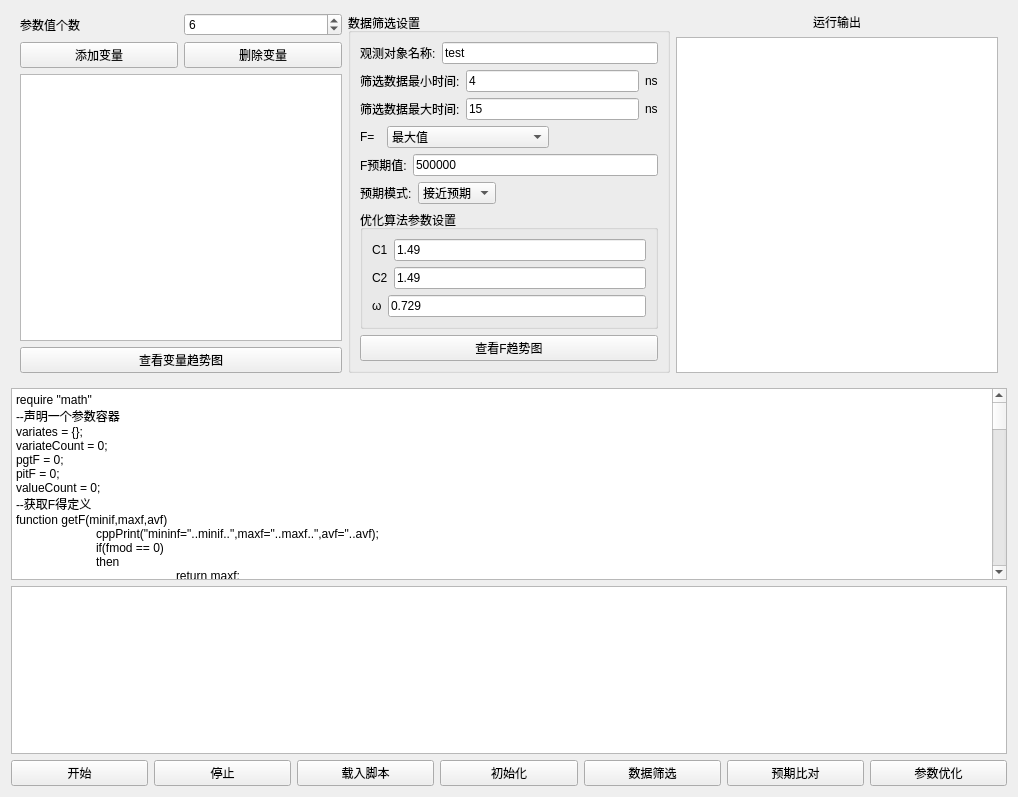
Qt form src/SmartContorl/SmartContorlUI.ui (BeQuiet1228/FreeCAD) before a commit.
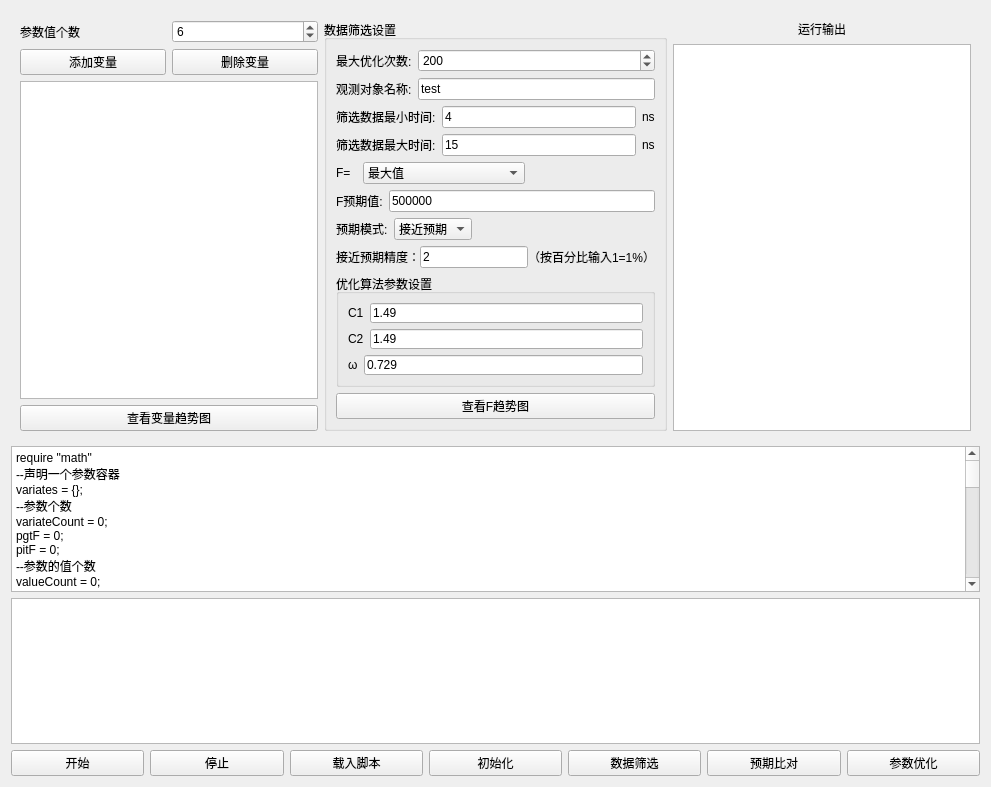
The same form after that commit. Custom widgets are drawn as their Qt base class.

Commit message: 更改优化算法模块 1.增加最大优化次数选择 2.增加接近预期精度设置 3.对话框增加最小化按钮

What changed in the file:
```diff
--- a/src/SmartContorl/SmartContorlUI.ui
+++ b/src/SmartContorl/SmartContorlUI.ui
@@ -6,17 +6,14 @@
    <rect>
     <x>0</x>
     <y>0</y>
-    <width>1018</width>
-    <height>797</height>
+    <width>991</width>
+    <height>787</height>
    </rect>
   </property>
   <property name="windowTitle">
    <string>Form</string>
   </property>
-  <layout class="QVBoxLayout" name="verticalLayout" stretch="0,0,1,0">
-   <property name="topMargin">
-    <number>4</number>
-   </property>
+  <layout class="QVBoxLayout" name="verticalLayout">
    <item>
     <widget class="QWidget" name="widget" native="true">
      <property name="sizePolicy">
@@ -90,6 +87,39 @@
            <string>数据筛选设置</string>
           </property>
           <layout class="QVBoxLayout" name="verticalLayout_3">
+           <item>
+            <layout class="QHBoxLayout" name="horizontalLayout_15">
+             <item>
+              <widget class="QLabel" name="label_16">
+               <property name="sizePolicy">
+                <sizepolicy hsizetype="Minimum" vsizetype="Preferred">
+                 <horstretch>0</horstretch>
+                 <verstretch>0</verstretch>
+                </sizepolicy>
+               </property>
+               <property name="text">
+                <string>最大优化次数:</string>
+               </property>
+              </widget>
+             </item>
+             <item>
+              <widget class="QSpinBox" name="spinBoxOptimizeCount">
+               <property name="sizePolicy">
+                <sizepolicy hsizetype="Expanding" vsizetype="Fixed">
+                 <horstretch>0</horstretch>
+                 <verstretch>0</verstretch>
+                </sizepolicy>
+               </property>
+               <property name="maximum">
+                <number>10000</number>
+               </property>
+               <property name="value">
+                <number>200</number>
+               </property>
+              </widget>
+             </item>
+            </layout>
+           </item>
            <item>
             <layout class="QHBoxLayout" name="horizontalLayout_4">
              <item>
@@ -283,8 +313,62 @@
              </item>
             </layout>
            </item>
+           <item>
+            <widget class="QWidget" name="widgetAccuracy" native="true">
+             <layout class="QHBoxLayout" name="horizontalLayout_16">
+              <property name="spacing">
+               <number>0</number>
+              </property>
+              <property name="leftMargin">
+               <number>0</number>
+              </property>
+              <property name="topMargin">
+               <number>0</number>
+              </property>
+              <property name="rightMargin">
+               <number>0</number>
+              </property>
+              <property name="bottomMargin">
+               <number>0</number>
+              </property>
+              <item>
+               <widget class="QLabel" name="label_14">
+                <property name="text">
+                 <string>接近预期精度：</string>
+                </property>
+               </widget>
+              </item>
+              <item>
+               <widget class="QLineEdit" name="lineEditAccuracy">
+                <property name="text">
+                 <string>2</string>
+                </property>
+               </widget>
+              </item>
+              <item>
+               <widget class="QLabel" name="label_15">
+                <property name="text">
+                 <string>（按百分比输入1=1%）</string>
+                </property>
+               </widget>
+              </item>
+             </layout>
+            </widget>
+           </item>
            <item>
             <widget class="QGroupBox" name="groupBox_2">
+             <property name="sizePolicy">
+              <sizepolicy hsizetype="Preferred" vsizetype="Minimum">
+               <horstretch>0</horstretch>
+               <verstretch>0</verstretch>
+              </sizepolicy>
+             </property>
+             <property name="minimumSize">
+              <size>
+               <width>0</width>
+               <height>0</height>
+              </size>
+             </property>
              <property name="title">
               <string>优化算法参数设置</string>
              </property>
@@ -300,6 +384,12 @@
                 </item>
                 <item>
                  <widget class="QLineEdit" name="lineEditC1">
+                  <property name="sizePolicy">
+                   <sizepolicy hsizetype="Expanding" vsizetype="Minimum">
+                    <horstretch>0</horstretch>
+                    <verstretch>0</verstretch>
+                   </sizepolicy>
+                  </property>
                   <property name="text">
                    <string>1.49</string>
                   </property>
@@ -318,6 +408,12 @@
                 </item>
                 <item>
                  <widget class="QLineEdit" name="lineEditC2">
+                  <property name="sizePolicy">
+                   <sizepolicy hsizetype="Expanding" vsizetype="Minimum">
+                    <horstretch>0</horstretch>
+                    <verstretch>0</verstretch>
+                   </sizepolicy>
+                  </property>
                   <property name="text">
                    <string>1.49</string>
                   </property>
@@ -336,6 +432,12 @@
                 </item>
                 <item>
                  <widget class="QLineEdit" name="lineEditOmega">
+                  <property name="sizePolicy">
+                   <sizepolicy hsizetype="Expanding" vsizetype="Minimum">
+                    <horstretch>0</horstretch>
+                    <verstretch>0</verstretch>
+                   </sizepolicy>
+                  </property>
                   <property name="text">
                    <string>0.729</string>
                   </property>
@@ -346,6 +448,19 @@
              </layout>
             </widget>
            </item>
+           <item>
+            <spacer name="verticalSpacer">
+             <property name="orientation">
+              <enum>Qt::Vertical</enum>
+             </property>
+             <property name="sizeHint" stdset="0">
+              <size>
+               <width>20</width>
+               <height>40</height>
+              </size>
+             </property>
+            </spacer>
+           </item>
            <item>
             <widget class="QPushButton" name="pushButtonF">
              <property name="text">
@@ -387,9 +502,11 @@
       <string>require &quot;math&quot;
 --声明一个参数容器
 variates = {};
+--参数个数
 variateCount = 0;
 pgtF = 0;
 pitF = 0;
+--参数的值个数
 valueCount = 0;
 --获取F得定义
 function getF(minif,maxf,avf)
@@ -524,8 +641,8 @@
 	end
 	local valueSize = getDataSetVlaueSize();
 	local i = 0;
-	local max = 0;
-	local mini = -999999;
+	local max = -9999999;
+	local mini = 9999999;
 	local add = 0;
 	local addCount = 0;
 	while(i &lt; valueSize)
@@ -595,11 +712,16 @@
 end
 
 function resultExpcet()
- cppPrint(&quot;call result expcet&quot;);
+ cppPrint(&quot;call result expcet&quot;..optimizeMaxCount);
+ --如果超过最大优化次数 则也停止优化
+ if(getHistorySize() &gt; optimizeMaxCount)
+ then
+	return true;
+ end
  --判断目标模式
 if(excpectMod == 0)
 then
-	if(math.abs(pgtF - excpectF)&lt;30)
+	if(math.abs(pgtF - excpectF)&lt; (accuracy * pgtF))
  	then
 	return true;
 	end
```
The commit also changes 7 other files.
